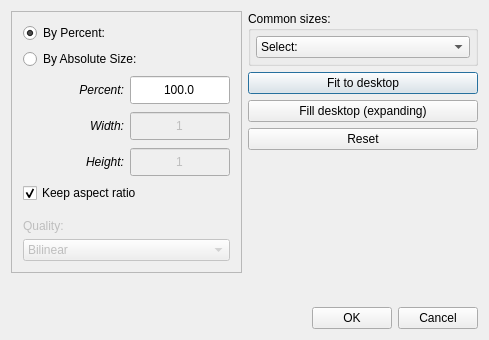
First picture: the form in src/gui/dialogs/resizedialog.ui, repository do-i/thumbgrid, before the edit.
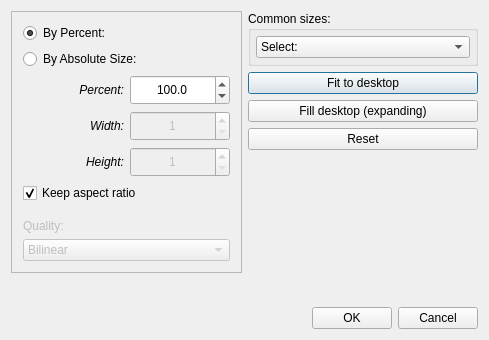
Second picture: the form after the edit.

Commit message: Show values in the crop panel, resize dialog and slideshow interval fields again: Qt 6.12 gives a style-sheeted NoButtons spin box a 1px edit field, so keep the arrows and collapse them in the style sheet

Diff of the .ui file:
```diff
--- a/src/gui/dialogs/resizedialog.ui
+++ b/src/gui/dialogs/resizedialog.ui
@@ -147,7 +147,10 @@
              <bool>false</bool>
             </property>
             <property name="buttonSymbols">
-             <enum>QAbstractSpinBox::NoButtons</enum>
+             <enum>QAbstractSpinBox::UpDownArrows</enum>
+            </property>
+            <property name="hiddenButtons" stdset="0">
+             <bool>true</bool>
             </property>
             <property name="keyboardTracking">
              <bool>true</bool>
@@ -181,7 +184,10 @@
              <set>Qt::AlignCenter</set>
             </property>
             <property name="buttonSymbols">
-             <enum>QAbstractSpinBox::NoButtons</enum>
+             <enum>QAbstractSpinBox::UpDownArrows</enum>
+            </property>
+            <property name="hiddenButtons" stdset="0">
+             <bool>true</bool>
             </property>
             <property name="keyboardTracking">
              <bool>true</bool>
@@ -233,7 +239,10 @@
              <bool>false</bool>
             </property>
             <property name="buttonSymbols">
-             <enum>QAbstractSpinBox::NoButtons</enum>
+             <enum>QAbstractSpinBox::UpDownArrows</enum>
+            </property>
+            <property name="hiddenButtons" stdset="0">
+             <bool>true</bool>
             </property>
             <property name="decimals">
              <number>1</number>
```
The commit also changes 6 other files.
